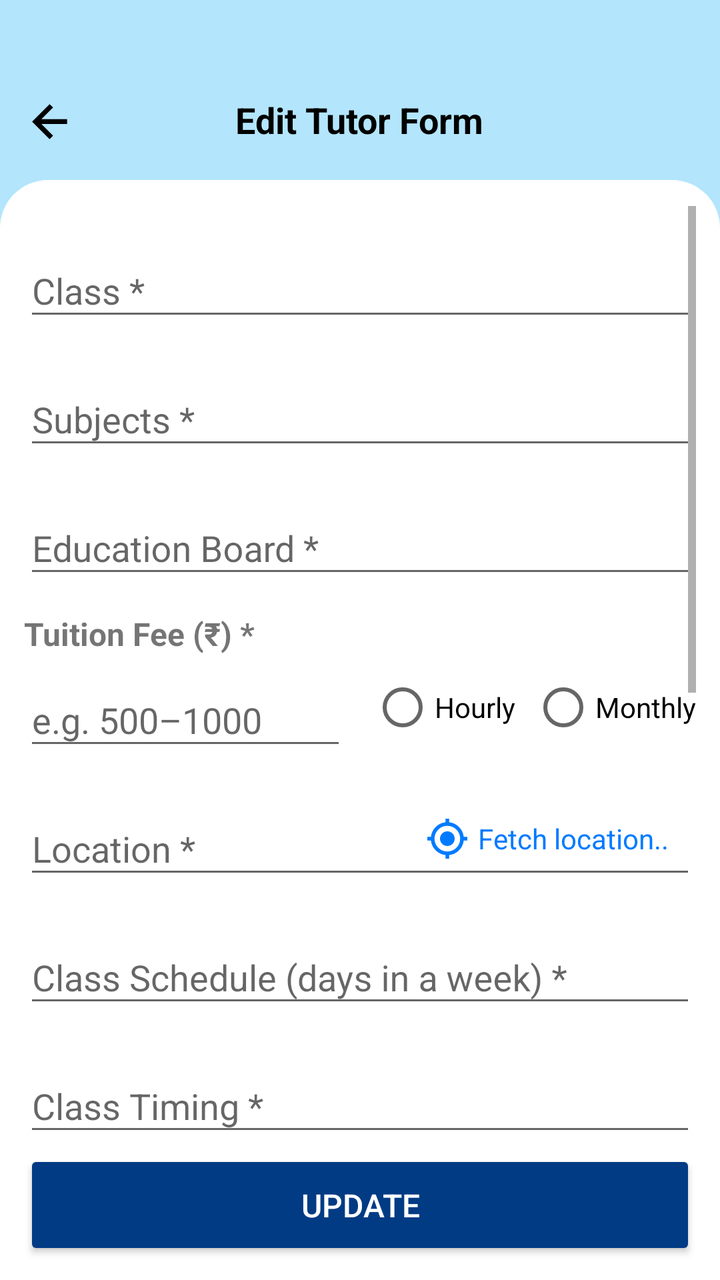
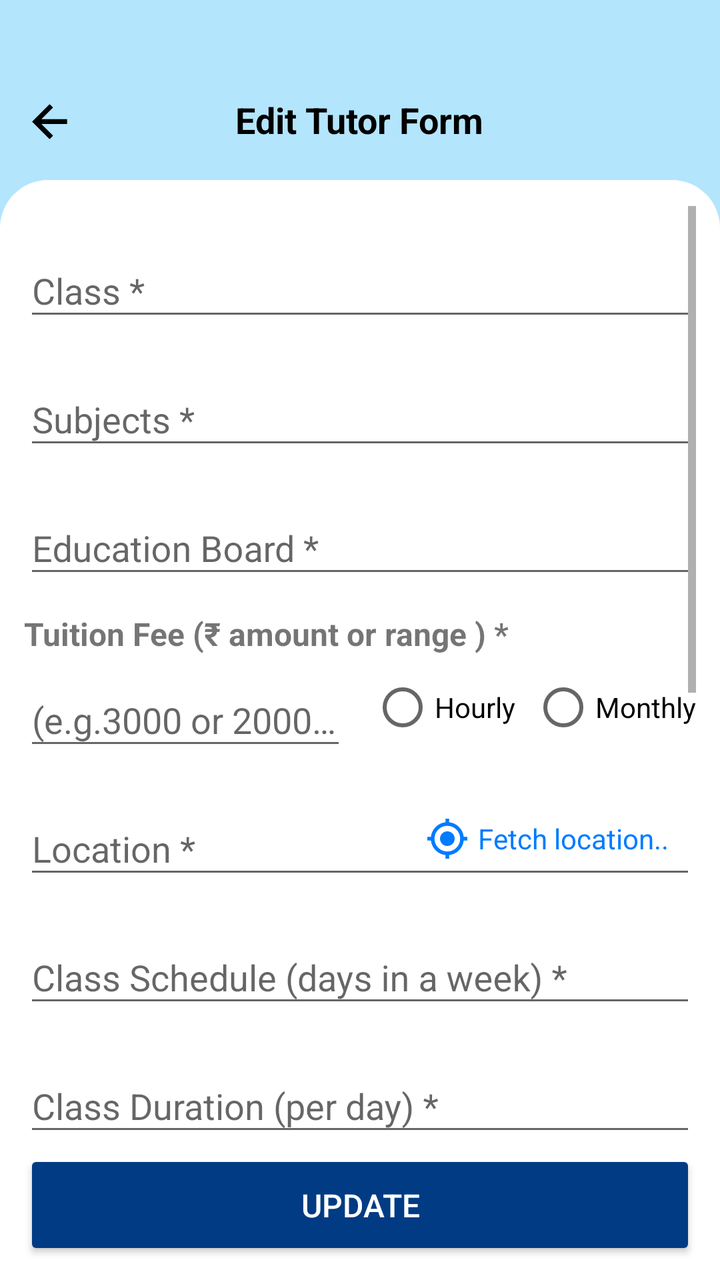

The first picture is an Android layout as it rendered before a commit; the second is the same layout after the commit. The layout source and the unified diff follow.
<!-- AndroidManifest.xml: application theme Theme.Seekshakcom -->
<!-- res/layout/activity_edit_post.xml -->
<?xml version="1.0" encoding="utf-8"?>
<androidx.constraintlayout.widget.ConstraintLayout
    xmlns:android="http://schemas.android.com/apk/res/android"
    xmlns:app="http://schemas.android.com/apk/res-auto"
    android:id="@+id/rootLayout"
    android:fitsSystemWindows="true"
    android:layout_width="match_parent"
    android:layout_height="match_parent"
    android:background="#B3E5FC"
    android:paddingTop="30dp">

    <RelativeLayout
        android:id="@+id/header"
        android:layout_width="0dp"
        android:layout_height="60dp"
        android:background="#B3E5FC"
        android:padding="12dp"
        app:layout_constraintTop_toTopOf="parent"
        app:layout_constraintStart_toStartOf="parent"
        app:layout_constraintEnd_toEndOf="parent">

        <ImageView
            android:id="@+id/backArrow"
            android:layout_width="24dp"
            android:layout_height="24dp"
            android:layout_alignParentStart="true"
            android:layout_centerVertical="true"
            android:src="@drawable/ic_back_arrow"
            android:layout_marginTop="8dp"
            android:contentDescription="Back" />

        <TextView
            android:id="@+id/headerTitle"
            android:layout_width="wrap_content"
            android:layout_height="wrap_content"
            android:text="Edit Tutor Form"
            android:textSize="18sp"
            android:textColor="#000000"
            android:layout_centerVertical="true"
            android:layout_centerInParent="true"
            android:textStyle="bold" />


    </RelativeLayout>


    <ScrollView
        android:id="@+id/scrollView"
        android:layout_width="0dp"
        android:layout_height="0dp"
        android:fillViewport="true"
        android:overScrollMode="ifContentScrolls"
        android:background="@drawable/form_bg"
        android:paddingTop="13dp"
        android:paddingHorizontal="12dp"
        app:layout_constraintTop_toBottomOf="@id/header"
        app:layout_constraintBottom_toTopOf="@id/updateButton"
        app:layout_constraintStart_toStartOf="parent"
        app:layout_constraintEnd_toEndOf="parent">


        <LinearLayout
            android:layout_width="match_parent"
            android:layout_height="wrap_content"
            android:orientation="vertical"
            android:layout_marginTop="10dp">

            
            <com.google.android.material.textfield.TextInputLayout
                android:layout_width="match_parent"
                android:layout_height="wrap_content"
                android:hint="Class *"
                android:layout_marginBottom="12dp">

                <com.google.android.material.textfield.MaterialAutoCompleteTextView
                    android:id="@+id/classEditText"
                    android:layout_width="match_parent"
                    android:layout_height="wrap_content"
                    android:inputType="text"
                    android:imeOptions="actionNext"
                    android:maxLines="1"
                    android:completionThreshold="0" />
            </com.google.android.material.textfield.TextInputLayout>

            
            <com.google.android.material.textfield.TextInputLayout
                android:layout_width="match_parent"
                android:layout_height="wrap_content"
                android:hint="Subjects *"
                android:layout_marginBottom="12dp">

                <com.google.android.material.textfield.MaterialAutoCompleteTextView
                    android:id="@+id/subjectEditText"
                    android:layout_width="match_parent"
                    android:layout_height="wrap_content"
                    android:inputType="text"
                    android:imeOptions="actionNext"
                    android:maxLines="2"
                    android:completionThreshold="0" />
            </com.google.android.material.textfield.TextInputLayout>

            
            <com.google.android.material.textfield.TextInputLayout
                android:layout_width="match_parent"
                android:layout_height="wrap_content"
                android:hint="Education Board *"
                android:layout_marginBottom="12dp">

                <com.google.android.material.textfield.MaterialAutoCompleteTextView
                    android:id="@+id/edu_board"
                    android:layout_width="match_parent"
                    android:layout_height="wrap_content"
                    android:maxLines="1"
                    android:completionThreshold="0"
                    android:inputType="text"
                    android:imeOptions="actionNext" />
            </com.google.android.material.textfield.TextInputLayout>

            
            <TextView
                android:layout_width="wrap_content"
                android:layout_height="wrap_content"
                android:text="Tuition Fee (₹) *"
                android:textStyle="bold"
                android:textSize="16sp" />

            <LinearLayout
                android:layout_width="match_parent"
                android:layout_height="wrap_content"
                android:orientation="horizontal"
                android:gravity="center_vertical"
                android:layout_marginBottom="12dp">

                <com.google.android.material.textfield.TextInputLayout
                    android:layout_width="0dp"
                    android:layout_height="wrap_content"
                    android:layout_weight="1"
                    android:hint="e.g. 500–1000">

                    <com.google.android.material.textfield.TextInputEditText
                        android:id="@+id/feeEditText"
                        android:layout_width="match_parent"
                        android:layout_height="wrap_content"
                        android:maxLines="1"
                        android:inputType="text"
                        android:imeOptions="actionNext" />
                </com.google.android.material.textfield.TextInputLayout>

                <RadioGroup
                    android:id="@+id/feeTypeRadioGroup"
                    android:layout_width="wrap_content"
                    android:layout_height="wrap_content"
                    android:orientation="horizontal"
                    android:layout_marginStart="12dp">

                    <RadioButton
                        android:id="@+id/radioHourly"
                        android:layout_width="wrap_content"
                        android:layout_height="wrap_content"
                        android:text="Hourly" />

                    <RadioButton
                        android:id="@+id/radioMonthly"
                        android:layout_width="wrap_content"
                        android:layout_height="wrap_content"
                        android:text="Monthly"
                        android:layout_marginStart="8dp" />
                </RadioGroup>
            </LinearLayout>

            <LinearLayout
                android:layout_width="match_parent"
                android:layout_height="wrap_content"
                android:orientation="horizontal"
                android:layout_marginBottom="12dp">




                <RelativeLayout
                    android:layout_width="match_parent"
                    android:layout_height="wrap_content"
                    android:layout_marginBottom="0dp">


                    <com.google.android.material.textfield.TextInputLayout
                        android:id="@+id/locationInputLayout"
                        android:layout_width="match_parent"
                        android:layout_height="wrap_content"
                        android:hint="Location *">

                        <com.google.android.material.textfield.MaterialAutoCompleteTextView
                            android:id="@+id/locationEditText"
                            android:layout_width="match_parent"
                            android:layout_height="wrap_content"
                            android:inputType="none"
                            android:focusable="false"
                            android:clickable="false"
                            android:enabled="true"
                            android:paddingEnd="96dp" />
                    </com.google.android.material.textfield.TextInputLayout>

                    
                    <TextView
                        android:id="@+id/fetchLocationButton"
                        android:layout_width="wrap_content"
                        android:layout_height="wrap_content"
                        android:layout_alignEnd="@id/locationInputLayout"
                        android:layout_alignBottom="@id/locationInputLayout"
                        android:layout_marginEnd="8dp"
                        android:layout_marginBottom="8dp"
                        android:padding="6dp"
                        android:text="Fetch location.."
                        android:textColor="#007BFF"
                        android:textSize="14sp"
                        android:drawableStart="@drawable/ic_use_location"
                        android:drawablePadding="4dp"
                        android:background="?attr/selectableItemBackground"
                        android:gravity="center"
                        android:clickable="true"
                        android:focusable="true" />
                </RelativeLayout>




            </LinearLayout>


            
            <com.google.android.material.textfield.TextInputLayout
                android:layout_width="match_parent"
                android:layout_height="wrap_content"
                android:hint="Class Schedule (days in a week) *"
                android:layout_marginBottom="12dp">

                <com.google.android.material.textfield.MaterialAutoCompleteTextView
                    android:id="@+id/classScheduleEditText"
                    android:layout_width="match_parent"
                    android:layout_height="wrap_content"
                    android:maxLines="1"
                    android:inputType="textCapWords"
                    android:imeOptions="actionNext"
                    android:completionThreshold="0" />
            </com.google.android.material.textfield.TextInputLayout>

            
            <com.google.android.material.textfield.TextInputLayout
                android:layout_width="match_parent"
                android:layout_height="wrap_content"
                android:hint="Class Timing *"
                android:layout_marginBottom="12dp">

                <com.google.android.material.textfield.MaterialAutoCompleteTextView
                    android:id="@+id/classTimingEditText"
                    android:layout_width="match_parent"
                    android:layout_height="wrap_content"
                    android:maxLines="1"
                    android:imeOptions="actionNext"
                    android:completionThreshold="0"
                    android:inputType="text" />
            </com.google.android.material.textfield.TextInputLayout>

            
            <com.google.android.material.textfield.TextInputLayout
                android:layout_width="match_parent"
                android:layout_height="wrap_content"
                android:hint="Gender Preference *"
                android:layout_marginBottom="12dp">

                <com.google.android.material.textfield.MaterialAutoCompleteTextView
                    android:id="@+id/genderSpinner"
                    android:layout_width="match_parent"
                    android:layout_height="wrap_content"
                    android:completionThreshold="0"
                    android:imeOptions="actionNext"
                    android:inputType="text"
                    android:maxLines="1" />

            </com.google.android.material.textfield.TextInputLayout>

            

            <com.google.android.material.textfield.TextInputLayout
                android:layout_width="match_parent"
                android:layout_height="wrap_content"
                android:hint="Mode of Class *"
                android:layout_marginBottom="12dp">

                <com.google.android.material.textfield.MaterialAutoCompleteTextView
                    android:id="@+id/modeOfClassesSpinner"
                    android:layout_width="match_parent"
                    android:layout_height="wrap_content"
                    android:maxLines="1"
                    android:inputType="text"
                    android:imeOptions="actionNext"
                    android:completionThreshold="0"/>
            </com.google.android.material.textfield.TextInputLayout>

            
            <com.google.android.material.textfield.TextInputLayout
                android:layout_width="match_parent"
                android:layout_height="wrap_content"
                android:hint="Minimum Qualification *"
                android:layout_marginBottom="12dp">

                <com.google.android.material.textfield.MaterialAutoCompleteTextView
                    android:id="@+id/minQualificationEditText"
                    android:layout_width="match_parent"
                    android:layout_height="wrap_content"
                    android:inputType="text"
                    android:maxLines="1"
                    android:imeOptions="actionNext"
                    android:completionThreshold="0"/>
            </com.google.android.material.textfield.TextInputLayout>

            
            <com.google.android.material.textfield.TextInputLayout
                android:layout_width="match_parent"
                android:layout_height="wrap_content"
                android:hint="Demo Class Date ( if any )"
                android:layout_marginBottom="12dp"
                app:endIconMode="custom"
                app:endIconDrawable="@drawable/ic_calendar"
                app:endIconContentDescription="Select Date">

                <com.google.android.material.textfield.TextInputEditText
                    android:id="@+id/demoClassDateEditText"
                    android:layout_width="match_parent"
                    android:layout_height="wrap_content"
                    android:focusable="false"
                    android:imeOptions="actionNext"
                    android:clickable="true"
                    android:inputType="none"/>
            </com.google.android.material.textfield.TextInputLayout>

            
            <com.google.android.material.textfield.TextInputLayout
                android:layout_width="match_parent"
                android:layout_height="wrap_content"
                android:hint="Special Requirements (if any)"
                android:layout_marginBottom="130dp">

                <com.google.android.material.textfield.MaterialAutoCompleteTextView
                    android:id="@+id/specialRequirementEditText"
                    android:layout_width="match_parent"
                    android:layout_height="wrap_content"
                    android:inputType="text"
                    android:maxLines="2"
                    android:imeOptions="actionDone"
                    android:completionThreshold="1"
                    android:dropDownHeight="200dp" />
            </com.google.android.material.textfield.TextInputLayout>




        </LinearLayout>
    </ScrollView>
    <View
        android:id="@+id/whiteBackgroundBottom"
        android:layout_width="0dp"
        android:layout_height="70dp"
        android:background="@android:color/white"
        app:layout_constraintBottom_toBottomOf="parent"
        app:layout_constraintStart_toStartOf="parent"
        app:layout_constraintEnd_toEndOf="parent" />

        <Button
            android:id="@+id/updateButton"
            android:layout_width="match_parent"
            android:layout_height="55dp"
            android:text="UPDATE"
            android:backgroundTint="#003B84"
            android:textColor="@color/white"
            android:textSize="16sp"
            android:layout_marginBottom="10dp"
            android:layout_marginHorizontal="12dp"
            app:layout_constraintStart_toStartOf="parent"
            app:layout_constraintEnd_toEndOf="parent"
            app:layout_constraintBottom_toBottomOf="parent"/>


</androidx.constraintlayout.widget.ConstraintLayout>
<!-- resources referenced by this layout -->
<resources>
  <color name="white">#FFFFFFFF</color>
  <!-- drawable form_bg (drawable) -->
  <?xml version="1.0" encoding="utf-8"?>
  <shape xmlns:android="http://schemas.android.com/apk/res/android" android:shape="rectangle">
      <solid android:color="#FFFFFF" /> 
  
      <corners
          android:topLeftRadius="24dp"
          android:topRightRadius="24dp"
          android:bottomLeftRadius="0dp"
          android:bottomRightRadius="0dp" />
  </shape>
  <!-- drawable ic_back_arrow (drawable) -->
  <vector xmlns:android="http://schemas.android.com/apk/res/android"
      android:width="24dp"
      android:height="24dp"
      android:viewportWidth="900"
      android:viewportHeight="900">
    <path
        android:pathData="m326.15,525.5 l218.74,218.74L480,808.13 151.87,480 480,151.87l64.89,63.89L326.15,434.5h481.98v91L326.15,525.5Z"
        android:fillColor="#000000"/>
  </vector>
  <!-- drawable ic_calendar (drawable) -->
  <vector xmlns:android="http://schemas.android.com/apk/res/android"
      android:width="24dp"
      android:height="24dp"
      android:viewportWidth="960"
      android:viewportHeight="960">
    <path
        android:pathData="M202.87,888.13q-37.78,0 -64.39,-26.61t-26.61,-64.39v-554.26q0,-37.78 26.61,-64.39t64.39,-26.61L240,151.87v-80h85.5v80h309v-80L720,71.87v80h37.13q37.78,0 64.39,26.61t26.61,64.39v554.26q0,37.78 -26.61,64.39t-64.39,26.61L202.87,888.13ZM202.87,797.13h554.26L757.13,400L202.87,400v397.13ZM202.87,320h554.26v-77.13L202.87,242.87L202.87,320ZM202.87,320v-77.13L202.87,320ZM480,561.91q-17.81,0 -29.86,-12.05T438.09,520q0,-17.81 12.05,-29.86T480,478.09q17.81,0 29.86,12.05T521.91,520q0,17.81 -12.05,29.86T480,561.91ZM320,561.91q-17.81,0 -29.86,-12.05T278.09,520q0,-17.81 12.05,-29.86T320,478.09q17.81,0 29.86,12.05T361.91,520q0,17.81 -12.05,29.86T320,561.91ZM640,561.91q-17.48,0 -29.7,-12.05 -12.21,-12.05 -12.21,-29.86t12.21,-29.86q12.22,-12.05 29.82,-12.05t29.7,12.05q12.09,12.05 12.09,29.86t-12.05,29.86q-12.05,12.05 -29.86,12.05ZM480,721.91q-17.81,0 -29.86,-12.21 -12.05,-12.22 -12.05,-29.82t12.05,-29.7q12.05,-12.09 29.86,-12.09t29.86,12.05q12.05,12.05 12.05,29.86 0,17.48 -12.05,29.7 -12.05,12.21 -29.86,12.21ZM320,721.91q-17.81,0 -29.86,-12.21 -12.05,-12.22 -12.05,-29.82t12.05,-29.7q12.05,-12.09 29.86,-12.09t29.86,12.05q12.05,12.05 12.05,29.86 0,17.48 -12.05,29.7 -12.05,12.21 -29.86,12.21ZM640,721.91q-17.48,0 -29.7,-12.21 -12.21,-12.22 -12.21,-29.82t12.21,-29.7q12.22,-12.09 29.82,-12.09t29.7,12.05q12.09,12.05 12.09,29.86 0,17.48 -12.05,29.7 -12.05,12.21 -29.86,12.21Z"
        android:fillColor="#174EA6"/>
  </vector>
  <!-- drawable ic_use_location (drawable) -->
  <vector xmlns:android="http://schemas.android.com/apk/res/android"
      android:width="22dp"
      android:height="22dp"
      android:viewportWidth="960"
      android:viewportHeight="960">
    <path
        android:pathData="M440,918v-80q-125,-14 -214.5,-103.5T122,520L42,520v-80h80q14,-125 103.5,-214.5T440,122v-80h80v80q125,14 214.5,103.5T838,440h80v80h-80q-14,125 -103.5,214.5T520,838v80h-80ZM480,760q116,0 198,-82t82,-198q0,-116 -82,-198t-198,-82q-116,0 -198,82t-82,198q0,116 82,198t198,82ZM480,640q-66,0 -113,-47t-47,-113q0,-66 47,-113t113,-47q66,0 113,47t47,113q0,66 -47,113t-113,47Z"
        android:fillColor="#007BFF"/>
  </vector>
  <style name="Theme.Seekshakcom" parent="Theme.AppCompat.Light.NoActionBar">
          
          <item name="colorPrimary">@color/black</item>
          <item name="colorPrimaryDark">@color/purple_700</item>
          <item name="colorAccent">@color/teal_200</item>
  
      </style>
  <color name="black">#FF000000</color>
  <color name="purple_700">#FF3700B3</color>
  <color name="teal_200">#FF03DAC5</color>
</resources>

<!-- the commit's change to res/layout/activity_edit_post.xml (unified diff, before → after) -->
@@ -120,7 +120,7 @@
             <TextView
                 android:layout_width="wrap_content"
                 android:layout_height="wrap_content"
-                android:text="Tuition Fee (₹) *"
+                android:text="Tuition Fee (₹ amount or range ) *"
                 android:textStyle="bold"
                 android:textSize="16sp" />
 
@@ -135,7 +135,7 @@
                     android:layout_width="0dp"
                     android:layout_height="wrap_content"
                     android:layout_weight="1"
-                    android:hint="e.g. 500–1000">
+                    android:hint="(e.g.3000 or 2000–3000)">
 
                     <com.google.android.material.textfield.TextInputEditText
                         android:id="@+id/feeEditText"
@@ -248,7 +248,7 @@
             <com.google.android.material.textfield.TextInputLayout
                 android:layout_width="match_parent"
                 android:layout_height="wrap_content"
-                android:hint="Class Timing *"
+                android:hint="Class Duration (per day) *"
                 android:layout_marginBottom="12dp">
 
                 <com.google.android.material.textfield.MaterialAutoCompleteTextView
@@ -280,7 +280,23 @@
             </com.google.android.material.textfield.TextInputLayout>
 
             
-
+            <com.google.android.material.textfield.TextInputLayout
+                android:layout_width="match_parent"
+                android:layout_height="wrap_content"
+                android:hint="Minimum Qualification *"
+                android:layout_marginBottom="12dp">
+
+                <com.google.android.material.textfield.MaterialAutoCompleteTextView
+                    android:id="@+id/minQualificationEditText"
+                    android:layout_width="match_parent"
+                    android:layout_height="wrap_content"
+                    android:inputType="text"
+                    android:maxLines="1"
+                    android:imeOptions="actionNext"
+                    android:completionThreshold="0"/>
+            </com.google.android.material.textfield.TextInputLayout>
+
+            
             <com.google.android.material.textfield.TextInputLayout
                 android:layout_width="match_parent"
                 android:layout_height="wrap_content"
@@ -293,23 +309,6 @@
                     android:layout_height="wrap_content"
                     android:maxLines="1"
                     android:inputType="text"
-                    android:imeOptions="actionNext"
-                    android:completionThreshold="0"/>
-            </com.google.android.material.textfield.TextInputLayout>
-
-            
-            <com.google.android.material.textfield.TextInputLayout
-                android:layout_width="match_parent"
-                android:layout_height="wrap_content"
-                android:hint="Minimum Qualification *"
-                android:layout_marginBottom="12dp">
-
-                <com.google.android.material.textfield.MaterialAutoCompleteTextView
-                    android:id="@+id/minQualificationEditText"
-                    android:layout_width="match_parent"
-                    android:layout_height="wrap_content"
-                    android:inputType="text"
-                    android:maxLines="1"
                     android:imeOptions="actionNext"
                     android:completionThreshold="0"/>
             </com.google.android.material.textfield.TextInputLayout>
